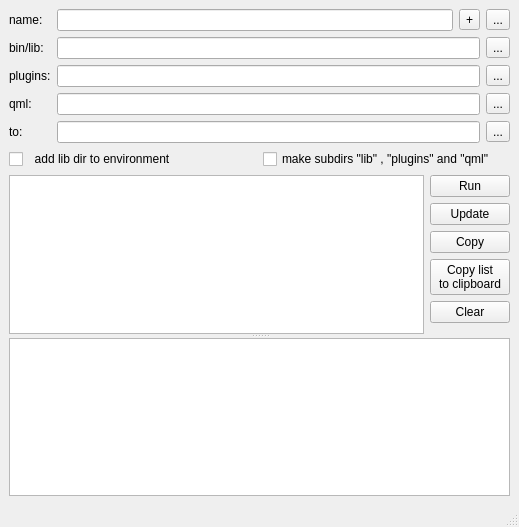
The window that mainwindow.ui (Avazart/LibraryCollector) describes before a commit, drawn with Qt 5.
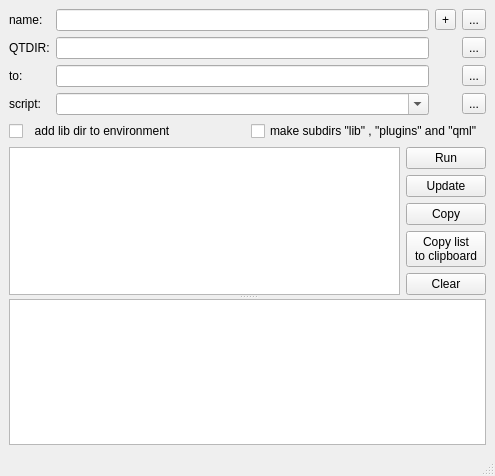
The same window after the commit. Custom widgets are drawn as their Qt base class.

Diff of the .ui file:
```diff
--- a/mainwindow.ui
+++ b/mainwindow.ui
@@ -6,8 +6,8 @@
    <rect>
     <x>0</x>
     <y>0</y>
-    <width>519</width>
-    <height>527</height>
+    <width>495</width>
+    <height>476</height>
    </rect>
   </property>
   <property name="windowTitle">
@@ -16,23 +16,7 @@
   <widget class="QWidget" name="centralwidget">
    <layout class="QVBoxLayout" name="verticalLayout_2">
     <item>
-     <layout class="QGridLayout" name="gridLayout_2">
-      <item row="4" column="1" colspan="2">
-       <widget class="QLineEdit" name="lineEditToDir"/>
-      </item>
-      <item row="2" column="1" colspan="2">
-       <widget class="QLineEdit" name="lineEditPluginsDir"/>
-      </item>
-      <item row="0" column="4">
-       <widget class="QToolButton" name="toolButtonFilePath">
-        <property name="text">
-         <string>...</string>
-        </property>
-       </widget>
-      </item>
-      <item row="0" column="1">
-       <widget class="QLineEdit" name="lineEditFilePath"/>
-      </item>
+     <layout class="QGridLayout" name="gridLayout">
       <item row="0" column="0">
        <widget class="QLabel" name="labelFilePath">
         <property name="text">
@@ -40,72 +24,81 @@
         </property>
        </widget>
       </item>
-      <item row="4" column="4">
-       <widget class="QToolButton" name="toolButtonTo">
+      <item row="0" column="1">
+       <widget class="QLineEdit" name="lineEditFilePath"/>
+      </item>
+      <item row="0" column="2">
+       <widget class="ToolButton" name="toolButtonAim">
         <property name="text">
+         <string>+</string>
+        </property>
+       </widget>
+      </item>
+      <item row="0" column="3">
+       <widget class="QToolButton" name="toolButtonFilePath">
+        <property name="text">
          <string>...</string>
         </property>
        </widget>
       </item>
-      <item row="4" column="0">
+      <item row="1" column="1">
+       <widget class="QLineEdit" name="lineEditQtDir"/>
+      </item>
+      <item row="1" column="3">
+       <widget class="QToolButton" name="toolButtonLibs">
+        <property name="text">
+         <string>...</string>
+        </property>
+       </widget>
+      </item>
+      <item row="2" column="0">
        <widget class="QLabel" name="labelTo">
         <property name="text">
          <string>to:</string>
         </property>
        </widget>
       </item>
-      <item row="2" column="0">
-       <widget class="QLabel" name="labelPlugins">
-        <property name="text">
-         <string>plugins:</string>
-        </property>
-       </widget>
+      <item row="2" column="1">
+       <widget class="QLineEdit" name="lineEditToDir"/>
       </item>
-      <item row="2" column="4">
-       <widget class="QToolButton" name="toolButtonPlugins">
-        <property name="text">
-         <string>...</string>
-        </property>
-       </widget>
-      </item>
-      <item row="1" column="4">
-       <widget class="QToolButton" name="toolButtonLibs">
+      <item row="2" column="3">
+       <widget class="QToolButton" name="toolButtonTo">
         <property name="text">
          <string>...</string>
         </property>
        </widget>
       </item>
       <item row="1" column="0">
-       <widget class="QLabel" name="labelLibs">
-        <property name="text">
-         <string>bin/lib:</string>
-        </property>
-       </widget>
-      </item>
-      <item row="3" column="4">
-       <widget class="QToolButton" name="toolButtonQml">
-        <property name="text">
-         <string>...</string>
-        </property>
-       </widget>
-      </item>
-      <item row="3" column="0">
        <widget class="QLabel" name="label">
         <property name="text">
-         <string>qml:</string>
+         <string>QTDIR:</string>
         </property>
        </widget>
       </item>
-      <item row="3" column="1" colspan="2">
-       <widget class="QLineEdit" name="lineEditQmlDir"/>
+      <item row="3" column="1">
+       <widget class="QComboBox" name="comboBoxScript">
+        <property name="editable">
+         <bool>true</bool>
+        </property>
+        <property name="maxVisibleItems">
+         <number>50</number>
+        </property>
+        <property name="sizeAdjustPolicy">
+         <enum>QComboBox::AdjustToMinimumContentsLength</enum>
+        </property>
+       </widget>
       </item>
-      <item row="1" column="1" colspan="2">
-       <widget class="QLineEdit" name="lineEditLibsDir"/>
+      <item row="3" column="3">
+       <widget class="QToolButton" name="toolButtonScript">
+        <property name="text">
+         <string>...</string>
+        </property>
+       </widget>
       </item>
-      <item row="0" column="2">
-       <widget class="ToolButton" name="toolButtonAim">
+      <item row="3" column="0">
+       <widget class="QLabel" name="labelScript">
         <property name="text">
-         <string>+</string>
+         <string>script:</string>
         </property>
        </widget>
       </item>
```
Left out of the diff: 10 changed lines with no effect on the pictures.
